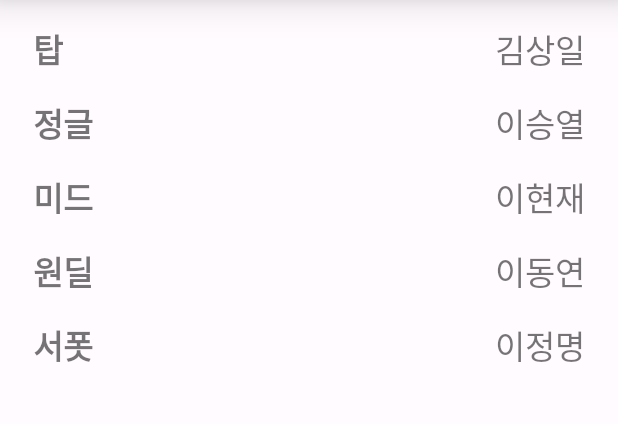
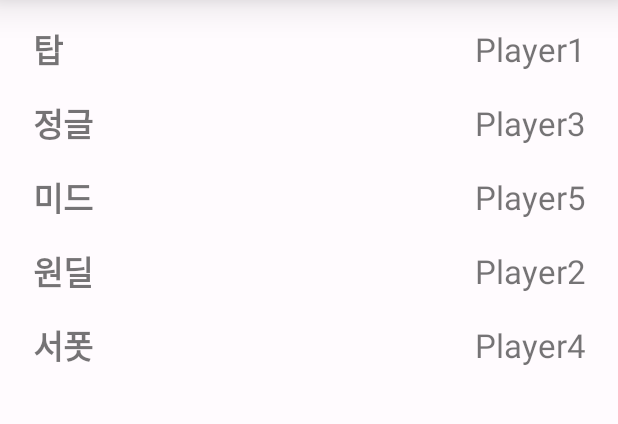
Before and after one commit to LeeJeongMyeong/LoL-Laner-Chooser, an Android app: the screen it shows after launch (ResultActivity), after a tap on "START", on a phone screen of 412 x 824 dp, the part 84-508 px from its top. Run offline under Robolectric (Android 15) with nearby library versions, the phone set to English and light mode, and no system bars; our stand-ins replace data binding; libraries missing offline, so code that uses them is left out: com.orhanobut.logger; 3 statements that could not run were skipped.

Commit message:
- 사용자 입력 정보를 기억하도록 수정

```diff
--- a/app/src/main/java/com/example/lollanechooser/MainApplication.kt
+++ b/app/src/main/java/com/example/lollanechooser/MainApplication.kt
@@ -14,7 +14,6 @@ import com.orhanobut.logger.PrettyFormatStrategy
  * Description:
  */
 class MainApplication : Application() {
-
 
     override fun onCreate() {
         super.onCreate()
--- a/app/src/main/java/com/example/lollanechooser/common/Config.kt
+++ b/app/src/main/java/com/example/lollanechooser/common/Config.kt
@@ -6,4 +6,10 @@ object Config {
     var mPlayerList: ArrayList<Player> = ArrayList()
 
     const val LOGGER_STACK_COUNT = 3
+
+    const val PLAYER_1 = "PLAYER_1"
+    const val PLAYER_2 = "PLAYER_2"
+    const val PLAYER_3 = "PLAYER_3"
+    const val PLAYER_4 = "PLAYER_4"
+    const val PLAYER_5 = "PLAYER_5"
 }
--- a/app/src/main/java/com/example/lollanechooser/model/Laner.kt
+++ b/app/src/main/java/com/example/lollanechooser/model/Laner.kt
@@ -3,6 +3,12 @@ package com.example.lollanechooser.model
 import android.os.Parcel
 import android.os.Parcelable
 
+/**
+ * Laner
+ * Created by 2023/05/10
+ *
+ * Description: 각 라이너 매칭 이름
+ */
 data class Laner(
     var topLaner: String? = "",
     var jglLaner: String? = "",
--- a/app/src/main/java/com/example/lollanechooser/model/Player.kt
+++ b/app/src/main/java/com/example/lollanechooser/model/Player.kt
@@ -1,5 +1,11 @@
 package com.example.lollanechooser.model
 
+/**
+ * Player
+ * Created by 2023/05/10
+ *
+ * Description: 사용자 정보
+ */
 data class Player(
 
     var name:String,
--- a/app/src/main/java/com/example/lollanechooser/ui/HomeActivity.kt
+++ b/app/src/main/java/com/example/lollanechooser/ui/HomeActivity.kt
@@ -2,6 +2,7 @@ package com.example.lollanechooser.ui
 
 import android.content.Context
 import android.content.Intent
+import android.content.SharedPreferences
 import android.os.Bundle
 import android.widget.Toast
 import androidx.appcompat.app.AppCompatActivity
@@ -10,19 +11,36 @@ import androidx.recyclerview.widget.DividerItemDecoration
 import androidx.recyclerview.widget.DividerItemDecoration.VERTICAL
 import androidx.recyclerview.widget.LinearLayoutManager
 import com.example.lollanechooser.R
+import com.example.lollanechooser.common.Config
 import com.example.lollanechooser.common.Config.mPlayerList
 import com.example.lollanechooser.databinding.ActivityHomeBinding
 import com.example.lollanechooser.model.Laner
 import com.example.lollanechooser.model.Player
+import com.google.gson.Gson
+import com.orhanobut.logger.Logger
 import java.util.*
-import kotlin.collections.ArrayList
 
+/**
+ * HomeActivity
+ * Created by 2023/05/10
+ *
+ * Description:
+ */
 class HomeActivity : AppCompatActivity() {
     private lateinit var mContext: Context
 
     private lateinit var mBinding: ActivityHomeBinding
 
+    private lateinit var mPrefs: SharedPreferences
+    private lateinit var mEdit: SharedPreferences.Editor
+
     private var mResultList = ArrayList<Laner>()     // 라인에 들어가는 사람 배열
+
+    private lateinit var mPlayer1: Player
+    private lateinit var mPlayer2: Player
+    private lateinit var mPlayer3: Player
+    private lateinit var mPlayer4: Player
+    private lateinit var mPlayer5: Player
 
     override fun onCreate(savedInstanceState: Bundle?) {
         super.onCreate(savedInstanceState)
@@ -31,21 +49,28 @@ class HomeActivity : AppCompatActivity() {
                 .apply {
                     lifecycleOwner = this@HomeActivity
                 }
+        mContext = this
 
-        mContext = this
+        mPrefs = mContext.getSharedPreferences(
+            mContext.getString(R.string.app_name),
+            Context.MODE_PRIVATE
+        )
+        mEdit = mPrefs.edit()
+
+        getPlayer()
 
         initSetting()
     }
 
     private fun initSetting() {
 
-        mPlayerList = ArrayList()
-
-        mPlayerList.add(Player("김상일"))
-        mPlayerList.add(Player("이동연"))
-        mPlayerList.add(Player("이승열"))
-        mPlayerList.add(Player("이정명"))
-        mPlayerList.add(Player("이현재"))
+        mPlayerList = ArrayList<Player>().apply {
+            add(mPlayer1)
+            add(mPlayer2)
+            add(mPlayer3)
+            add(mPlayer4)
+            add(mPlayer5)
+        }
 
         with(mBinding) {
             playerList.adapter = PlayerAdapter(mPlayerList)
@@ -53,10 +78,17 @@ class HomeActivity : AppCompatActivity() {
             val decoration = DividerItemDecoration(mContext, VERTICAL)
             playerList.addItemDecoration(decoration)
 
+            btGetLane.setOnClickListener {
+                startClick()
+            }
+        }
+    }
 
+    /**
+     * 버튼 클릭시 실행
+     */
+    private fun startClick() {
         val tmpPlayerList = mPlayerList.clone() as ArrayList<Player>
-
-            btGetLine.setOnClickListener {
 
         var playerAllNull = false   //한 명이 다 안누른사람이 있다면 거르기위한 값
         for (i in tmpPlayerList) {
@@ -64,6 +96,15 @@ class HomeActivity : AppCompatActivity() {
                 playerAllNull = true
                 break
             }
+        }
+
+        if (playerAllNull) {
+            Toast.makeText(
+                mContext,
+                mContext.getString(R.string.all_null_player),
+                Toast.LENGTH_LONG
+            ).show()
+            return
         }
 
         val tmpPlayer = Player("", false, false, false, false, false)
@@ -80,19 +121,27 @@ class HomeActivity : AppCompatActivity() {
                 break
             }
         }
+        if (laneAllNull) {
+            Toast.makeText(
+                mContext,
+                mContext.getText(R.string.all_null_laner),
+                Toast.LENGTH_LONG
+            ).show()
+            return
+        }
 
-                if (playerAllNull) {
-                    Toast.makeText(mContext, "그래도 하나는 누르셔야죠....", Toast.LENGTH_LONG).show()
-                } else if (laneAllNull) {
-                    Toast.makeText(mContext, "그래도 라인은 가셔야죠....", Toast.LENGTH_LONG).show()
-                } else {
-
+        // 입력이 다 있을 경우 실행
+        savePlayer()
         mResultList = ArrayList()
         val tmp = Laner()
         search(tmp)
 
         if (mResultList.size == 0) {
-                        Toast.makeText(mContext, "가능한 경우의수가 없습니다.", Toast.LENGTH_LONG).show()
+            Toast.makeText(
+                mContext,
+                mContext.getText(R.string.can_not_fount_dfs),
+                Toast.LENGTH_LONG
+            ).show()
         } else {
             val lanerRandom = Random().nextInt(mResultList.size - 1)
 
@@ -102,10 +151,10 @@ class HomeActivity : AppCompatActivity() {
             mContext.startActivity(intent)
         }
     }
-            }
-        }
-    }
 
+    /**
+     * 모든 경우의 수 탐색
+     */
     private fun search(tmpLaner: Laner) {
         val tmp = tmpLaner.copy()
 
@@ -183,4 +232,78 @@ class HomeActivity : AppCompatActivity() {
 
     }
 
+    /**
+     * 사용자 정보 가져오기
+     */
+    private fun getPlayer() {
+        val tmpPlayer1 = mPrefs.getString(Config.PLAYER_1, "")
+        val tmpPlayer2 = mPrefs.getString(Config.PLAYER_2, "")
+        val tmpPlayer3 = mPrefs.getString(Config.PLAYER_3, "")
+        val tmpPlayer4 = mPrefs.getString(Config.PLAYER_4, "")
+        val tmpPlayer5 = mPrefs.getString(Config.PLAYER_5, "")
+
+        mPlayer1 = if (tmpPlayer1 == null || tmpPlayer1.isEmpty()) {
+            Player("Player1")
+        } else {
+            Gson().fromJson(tmpPlayer1, Player::class.java)
         }
+
+        Logger.d("LeeJm : $mPlayer1")
+
+        mPlayer2 = if (tmpPlayer2 == null || tmpPlayer2.isEmpty()) {
+            Player("Player2")
+        } else {
+            Gson().fromJson(tmpPlayer2, Player::class.java)
+        }
+
+        mPlayer3 = if (tmpPlayer3 == null || tmpPlayer3.isEmpty()) {
+            Player("Player3")
+        } else {
+            Gson().fromJson(tmpPlayer3, Player::class.java)
+        }
+
+        mPlayer4 = if (tmpPlayer4 == null || tmpPlayer4.isEmpty()) {
+            Player("Player4")
+        } else {
+            Gson().fromJson(tmpPlayer4, Player::class.java)
+        }
+
+        mPlayer5 = if (tmpPlayer5 == null || tmpPlayer5.isEmpty()) {
+            Player("Player5")
+        } else {
+            Gson().fromJson(tmpPlayer5, Player::class.java)
+        }
+
+    }
+
+    /**
+     * 사용자 정보 저장하기
+     */
+    private fun savePlayer() {
+        var tmpNameIsNullFlag = false
+        for (i in 0 until mPlayerList.size) {
+            if (mPlayerList[i].name.isEmpty()) {
+                mPlayerList[i].name = "Player${i + 1}"
+                tmpNameIsNullFlag = true
+            }
+        }
+
+        if (tmpNameIsNullFlag)
+            Toast.makeText(mContext, mContext.getText(R.string.name_is_empty), Toast.LENGTH_LONG)
+                .show()
+
+        val tmpPlayer1Json = Gson().toJson(mPlayerList[0])
+        val tmpPlayer2Json = Gson().toJson(mPlayerList[1])
+        val tmpPlayer3Json = Gson().toJson(mPlayerList[2])
+        val tmpPlayer4Json = Gson().toJson(mPlayerList[3])
+        val tmpPlayer5Json = Gson().toJson(mPlayerList[4])
+
+        mEdit.putString(Config.PLAYER_1, tmpPlayer1Json)
+        mEdit.putString(Config.PLAYER_2, tmpPlayer2Json)
+        mEdit.putString(Config.PLAYER_3, tmpPlayer3Json)
+        mEdit.putString(Config.PLAYER_4, tmpPlayer4Json)
+        mEdit.putString(Config.PLAYER_5, tmpPlayer5Json)
+
+        mEdit.apply()
+    }
+}
--- a/app/src/main/java/com/example/lollanechooser/ui/ResultActivity.kt
+++ b/app/src/main/java/com/example/lollanechooser/ui/ResultActivity.kt
@@ -10,6 +10,12 @@ import com.example.lollanechooser.model.Laner
 import java.util.*
 
 
+/**
+ * ResultActivity
+ * Created by 2023/05/10
+ *
+ * Description: 결과화면
+ */
 class ResultActivity : AppCompatActivity() {
     private lateinit var mContext: Context
 
--- a/app/src/main/res/layout/activity_home.xml
+++ b/app/src/main/res/layout/activity_home.xml
@@ -24,13 +24,13 @@
             android:layout_width="match_parent"
             android:layout_height="0dp"
             android:layout_margin="8dp"
-            app:layout_constraintBottom_toTopOf="@+id/bt_get_line"
+            app:layout_constraintBottom_toTopOf="@+id/bt_get_lane"
             app:layout_constraintEnd_toEndOf="parent"
             app:layout_constraintStart_toStartOf="parent"
             app:layout_constraintTop_toBottomOf="@id/home_toolbar" />
 
         <Button
-            android:id="@+id/bt_get_line"
+            android:id="@+id/bt_get_lane"
             android:layout_width="wrap_content"
             android:layout_height="wrap_content"
             android:text="@string/start"
--- a/app/src/main/res/values/strings.xml
+++ b/app/src/main/res/values/strings.xml
@@ -9,4 +9,10 @@
     <string name="spt">서폿</string>
 
     <string name="start">START</string>
+
+    <string name="all_null_player">그래도 하나는 누르셔야죠....</string>
+    <string name="all_null_laner">그래도 라인은 가셔야죠....</string>
+    <string name="name_is_empty">비어있는 사용자명은 기본명으로 대체합니다.</string>
+
+    <string name="can_not_fount_dfs">가능한 경우의수가 없습니다.</string>
 </resources>
```
Also changed, not shown: app/src/main/java/com/example/lollanechooser/ui/PlayerAdapter.kt (+8 -3 lines). Lines whose indentation alone changed are shown as unchanged.
